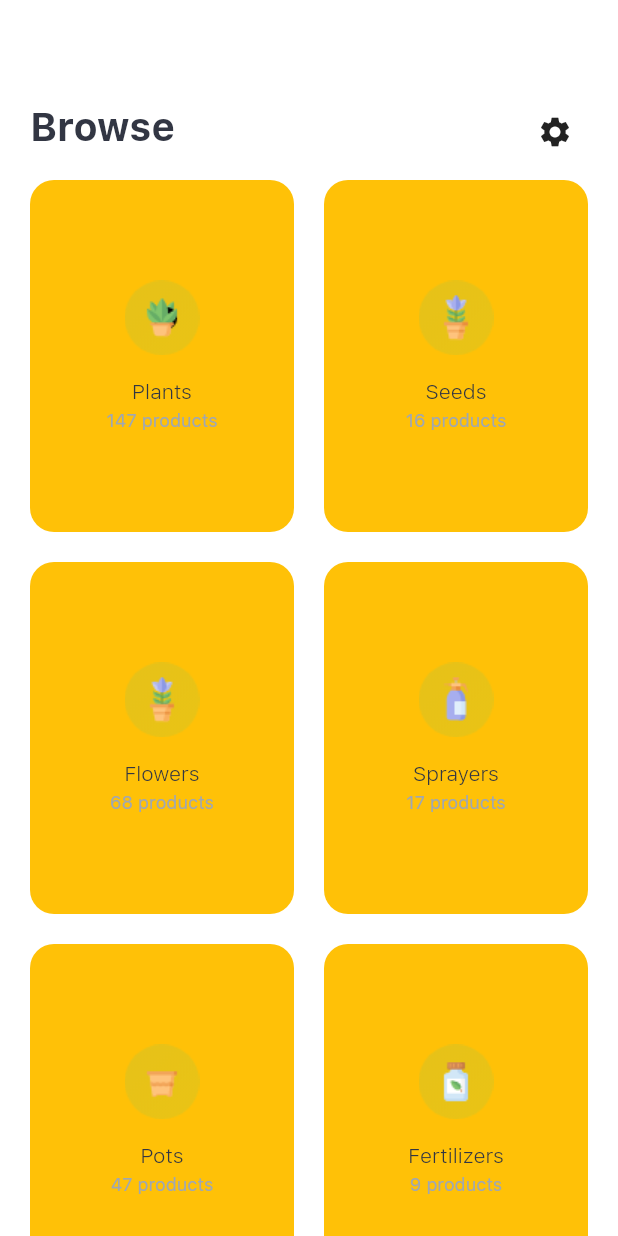
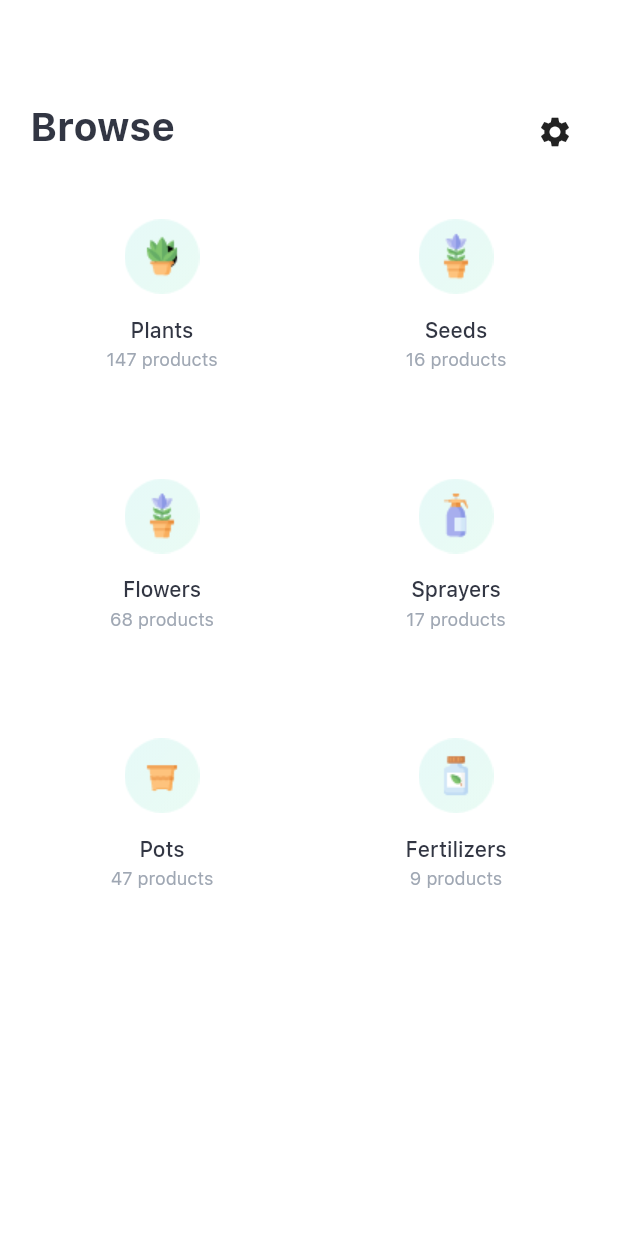
Before and after one commit to Ralfarios/plant_app, a Flutter app: the screen it shows once a user with an empty profile is signed in, on a phone screen of 412 x 824 dp. Run offline on Flutter 3.47's test engine with Material 2 defaults, Android fonts, the phone set to English and light mode, and no system bars; our stand-ins replace firebase_auth; missing offline and left inert: gradient_text; accounts and stored records are empty.

Commit message:
FIX: Landing Page

```diff
--- a/lib/page/page_landing/model/page_landingModel.dart
+++ b/lib/page/page_landing/model/page_landingModel.dart
@@ -55,13 +55,13 @@ class ElCarde extends StatelessWidget {
 
   @override
   Widget build(BuildContext context) {
-    return GestureDetector(
-      //borderRadius: BorderRadius.circular(16),
+    return InkWell(
+      borderRadius: BorderRadius.circular(16),
       onTap: press,
       child: Container(
         padding: EdgeInsets.all(20),
         decoration: BoxDecoration(
-          color: Colors.amber,
+          color: Colors.transparent,
           borderRadius: BorderRadius.circular(16),
         ),
         child: Column(
@@ -72,7 +72,7 @@ class ElCarde extends StatelessWidget {
               padding: const EdgeInsets.only(top: 16, bottom: 4),
               child: Text(landingCategory.name,
                   style: Theme.of(context).textTheme.bodyText1.copyWith(
-                      color: cBlack, fontWeight: FontLight, fontSize: 14)),
+                      color: cBlack, fontWeight: FontMedium, fontSize: 14)),
             ),
             Text(landingCategory.prodSum.toString() + " products",
                 style: Theme.of(context).textTheme.bodyText1.copyWith(
--- a/lib/page/page_landing/page_landingView.dart
+++ b/lib/page/page_landing/page_landingView.dart
@@ -17,7 +17,7 @@ class PageLandingView extends StatelessWidget {
             crossAxisCount: 2,
             crossAxisSpacing: 20,
             mainAxisSpacing: 20,
-            childAspectRatio: 0.75,
+            childAspectRatio: 1.15,
           ),
           itemBuilder: (context, index) => ElCarde(
             landingCategory: categories[index],
```
